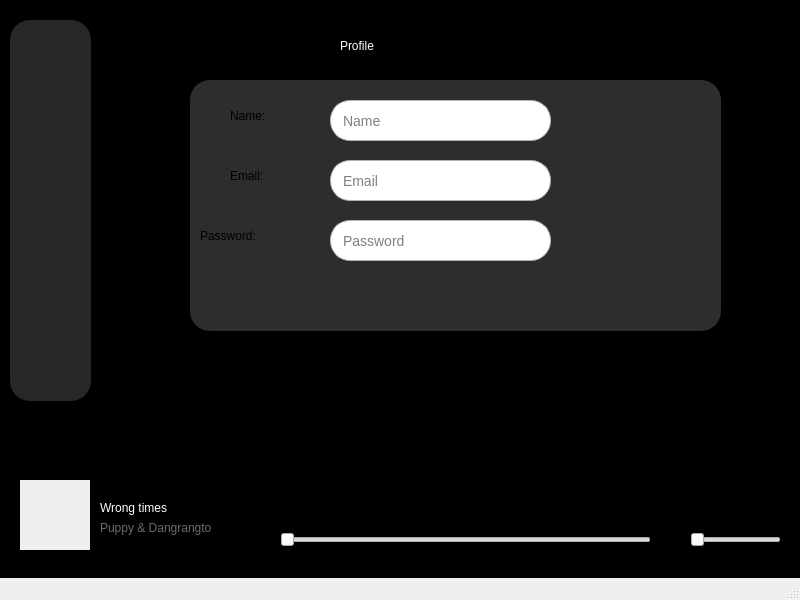
Qt form ui/home.ui (trihungdepzai/pythonapp) before a commit.
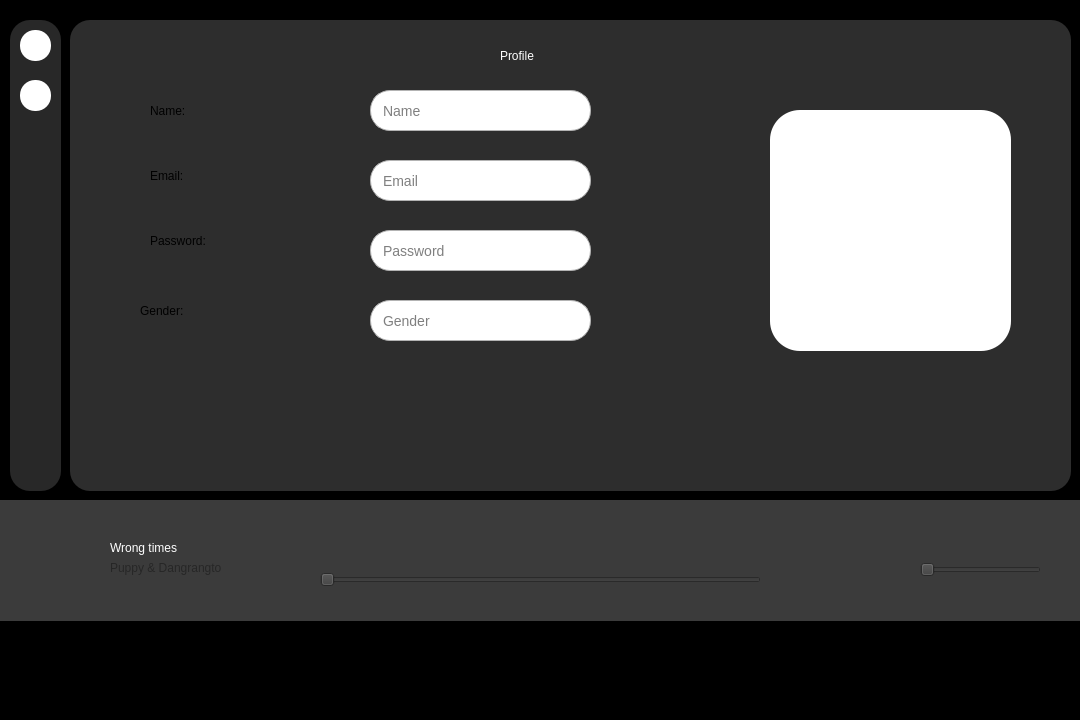
The same form after that commit. Icons and pictures are not drawn.

The edit to the form file:
```diff
--- a/ui/home.ui
+++ b/ui/home.ui
@@ -6,37 +6,25 @@
    <rect>
     <x>0</x>
     <y>0</y>
-    <width>800</width>
-    <height>600</height>
+    <width>1080</width>
+    <height>720</height>
    </rect>
   </property>
   <property name="windowTitle">
    <string>MainWindow</string>
   </property>
   <widget class="QWidget" name="centralwidget">
-   <widget class="QLabel" name="label">
-    <property name="geometry">
-     <rect>
-      <x>-10</x>
-      <y>0</y>
-      <width>831</width>
-      <height>581</height>
-     </rect>
-    </property>
-    <property name="styleSheet">
-     <string notr="true">background-color: rgb(0, 0, 0)</string>
-    </property>
-    <property name="text">
-     <string/>
-    </property>
-   </widget>
+   <property name="styleSheet">
+    <string notr="true">background-color: black;
+</string>
+   </property>
    <widget class="QStackedWidget" name="stackedWidget">
     <property name="geometry">
      <rect>
-      <x>150</x>
+      <x>70</x>
       <y>0</y>
-      <width>631</width>
-      <height>401</height>
+      <width>1011</width>
+      <height>491</height>
      </rect>
     </property>
     <property name="currentIndex">
@@ -46,14 +34,14 @@
      <widget class="QLabel" name="label_4">
       <property name="geometry">
        <rect>
-        <x>190</x>
-        <y>20</y>
+        <x>430</x>
+        <y>30</y>
         <width>151</width>
         <height>51</height>
        </rect>
       </property>
       <property name="styleSheet">
-       <string notr="true">
+       <string notr="true">background-color: none;
 font: 700 30pt &quot;Microsoft JhengHei UI&quot;;
 color: rgb(255, 255, 255)</string>
       </property>
@@ -64,8 +52,8 @@
      <widget class="QLineEdit" name="lineEdit">
       <property name="geometry">
        <rect>
-        <x>180</x>
-        <y>100</y>
+        <x>300</x>
+        <y>90</y>
         <width>221</width>
         <height>41</height>
        </rect>
@@ -87,13 +75,14 @@
       <property name="geometry">
        <rect>
         <x>80</x>
-        <y>70</y>
-        <width>131</width>
-        <height>91</height>
+        <y>90</y>
+        <width>111</width>
+        <height>41</height>
        </rect>
       </property>
       <property name="styleSheet">
-       <string notr="true">font: 14pt &quot;Segoe Print&quot;;</string>
+       <string notr="true">font: 14pt &quot;Segoe Print&quot;;
+background-color: none;</string>
       </property>
       <property name="text">
        <string>Name:</string>
@@ -109,7 +98,9 @@
        </rect>
       </property>
       <property name="styleSheet">
-       <string notr="true">font: 14pt &quot;Segoe Print&quot;;</string>
+       <string notr="true">font: 14pt &quot;Segoe Print&quot;;
+background-color: none;
+</string>
       </property>
       <property name="text">
        <string>Email:</string>
@@ -118,14 +109,16 @@
      <widget class="QLabel" name="label_7">
       <property name="geometry">
        <rect>
-        <x>50</x>
-        <y>190</y>
-        <width>131</width>
-        <height>91</height>
+        <x>80</x>
+        <y>220</y>
+        <width>111</width>
+        <height>41</height>
        </rect>
       </property>
       <property name="styleSheet">
-       <string notr="true">font: 14pt &quot;Segoe Print&quot;;</string>
+       <string notr="true">font: 14pt &quot;Segoe Print&quot;;
+background-color: none;
+</string>
       </property>
       <property name="text">
        <string>Password:</string>
@@ -134,7 +127,7 @@
      <widget class="QLineEdit" name="lineEdit_2">
       <property name="geometry">
        <rect>
-        <x>180</x>
+        <x>300</x>
         <y>160</y>
         <width>221</width>
         <height>41</height>
@@ -156,8 +149,8 @@
      <widget class="QLineEdit" name="lineEdit_3">
       <property name="geometry">
        <rect>
-        <x>180</x>
-        <y>220</y>
+        <x>300</x>
+        <y>230</y>
         <width>221</width>
         <height>41</height>
        </rect>
@@ -178,10 +171,10 @@
      <widget class="QLabel" name="label_8">
       <property name="geometry">
        <rect>
-        <x>40</x>
-        <y>80</y>
-        <width>531</width>
-        <height>251</height>
+        <x>0</x>
+        <y>20</y>
+        <width>1001</width>
+        <height>471</height>
        </rect>
       </property>
       <property name="styleSheet">
@@ -194,6 +187,74 @@
        <string/>
       </property>
      </widget>
+     <widget class="QPushButton" name="pushButton_6">
+      <property name="geometry">
+       <rect>
+        <x>700</x>
+        <y>110</y>
+        <width>241</width>
+        <height>241</height>
+       </rect>
+      </property>
+      <property name="styleSheet">
+       <string notr="true">border-radius: 30px;
+background: white;
+</string>
+      </property>
+      <property name="text">
+       <string/>
+      </property>
+      <property name="icon">
+       <iconset>
+        <normaloff>../img/user-solid.svg</normaloff>../img/user-solid.svg</iconset>
+      </property>
+      <property name="iconSize">
+       <size>
+        <width>100</width>
+        <height>100</height>
+       </size>
+      </property>
+     </widget>
+     <widget class="QLabel" name="label_12">
+      <property name="geometry">
+       <rect>
+        <x>70</x>
+        <y>290</y>
+        <width>111</width>
+        <height>41</height>
+       </rect>
+      </property>
+      <property name="styleSheet">
+       <string notr="true">font: 14pt &quot;Segoe Print&quot;;
+background-color: none;
+</string>
+      </property>
+      <property name="text">
+       <string>Gender:</string>
+      </property>
+     </widget>
+     <widget class="QLineEdit" name="lineEdit_4">
+      <property name="geometry">
+       <rect>
+        <x>300</x>
+        <y>300</y>
+        <width>221</width>
+        <height>41</height>
+       </rect>
+      </property>
+      <property name="styleSheet">
+       <string notr="true">width: 100%;
+  padding: 10px;
+  font-size: 14px;
+  border: 1px solid #B3B3B3; 
+  border-radius: 20px; 
+background-color: rgb(255, 255, 255);
+  color: rgb(0, 0, 0)</string>
+      </property>
+      <property name="placeholderText">
+       <string>Gender</string>
+      </property>
+     </widget>
      <zorder>label_8</zorder>
      <zorder>label_4</zorder>
      <zorder>lineEdit</zorder>
@@ -202,16 +263,130 @@
      <zorder>label_7</zorder>
      <zorder>lineEdit_2</zorder>
      <zorder>lineEdit_3</zorder>
+     <zorder>pushButton_6</zorder>
+     <zorder>label_12</zorder>
+     <zorder>lineEdit_4</zorder>
     </widget>
-    <widget class="QWidget" name="page_2"/>
+    <widget class="QWidget" name="page_2">
+     <widget class="QLabel" name="label_13">
+      <property name="geometry">
+       <rect>
+        <x>0</x>
+        <y>50</y>
+        <width>1001</width>
+        <height>441</height>
+       </rect>
+      </property>
+      <property name="styleSheet">
+       <string notr="true">background-color: rgb(45, 45, 45); /* Màu đen */
+    height: 50px; /* Chiều cao của thanh */
+    width: 100%; /* Chiều rộng của thanh */
+border-radius: 20px;</string>
+      </property>
+      <property name="text">
+       <string/>
+      </property>
+      <property name="scaledContents">
+       <bool>true</bool>
+      </property>
+      <property name="wordWrap">
+       <bool>false</bool>
+      </property>
+     </widget>
+     <widget class="QLineEdit" name="lineEdit_5">
+      <property name="geometry">
+       <rect>
+        <x>60</x>
+        <y>10</y>
+        <width>371</width>
+        <height>31</height>
+       </rect>
+      </property>
+      <property name="styleSheet">
+       <string notr="true">width: 100%;
+  padding: 10px;
+  font-size: 14px;
+  border: 1px solid #B3B3B3; 
+  border-radius: 15px; 
+  background-color: transparent;
+  color: rgb(0, 0, 0)</string>
+      </property>
+      <property name="frame">
+       <bool>true</bool>
+      </property>
+     </widget>
+     <widget class="QLabel" name="label">
+      <property name="geometry">
+       <rect>
+        <x>30</x>
+        <y>20</y>
+        <width>20</width>
+        <height>20</height>
+       </rect>
+      </property>
+      <property name="styleSheet">
+       <string notr="true">background: none;
+border: none;</string>
+      </property>
+      <property name="text">
+       <string/>
+      </property>
+      <property name="pixmap">
+       <pixmap>../img/magnifying-glass-solid.svg</pixmap>
+      </property>
+      <property name="scaledContents">
+       <bool>true</bool>
+      </property>
+     </widget>
+     <widget class="QLabel" name="label_3">
+      <property name="geometry">
+       <rect>
+        <x>20</x>
+        <y>60</y>
+        <width>211</width>
+        <height>41</height>
+       </rect>
+      </property>
+      <property name="styleSheet">
+       <string notr="true">border: none;
+background: none;
+font: 20pt &quot;Segoe Print&quot;;</string>
+      </property>
+      <property name="text">
+       <string>Popular Songs</string>
+      </property>
+     </widget>
+     <widget class="QLabel" name="label_14">
+      <property name="geometry">
+       <rect>
+        <x>50</x>
+        <y>130</y>
+        <width>141</width>
+        <height>151</height>
+       </rect>
+      </property>
+      <property name="styleSheet">
+       <string notr="true">border-radius: 20px;</string>
+      </property>
+      <property name="text">
+       <string/>
+      </property>
+      <property name="pixmap">
+       <pixmap>../img/unnamed.jpg</pixmap>
+      </property>
+      <property name="scaledContents">
+       <bool>true</bool>
+      </property>
+     </widget>
+    </widget>
    </widget>
    <widget class="QLabel" name="label_2">
     <property name="geometry">
      <rect>
       <x>10</x>
       <y>20</y>
-      <width>81</width>
-      <height>381</height>
+      <width>51</width>
+      <height>471</height>
      </rect>
     </property>
     <property name="styleSheet">
@@ -224,211 +399,250 @@
      <string/>
     </property>
    </widget>
-   <widget class="QLabel" name="label_3">
+   <widget class="QWidget" name="widget" native="true">
     <property name="geometry">
      <rect>
       <x>0</x>
-      <y>20</y>
-      <width>91</width>
-      <height>71</height>
+      <y>500</y>
+      <width>1081</width>
+      <height>121</height>
      </rect>
     </property>
-    <property name="autoFillBackground">
-     <bool>false</bool>
-    </property>
     <property name="styleSheet">
-     <string notr="true">background: none;
-   border: none;</string>
+     <string notr="true">background-color: rgb(59, 59, 59)</string>
     </property>
-    <property name="text">
-     <string/>
-    </property>
-    <property name="pixmap">
-     <pixmap>../../../../Downloads/user-icon-on-transparent-background-free-png-removebg-preview.png</pixmap>
-    </property>
+    <widget class="QLabel" name="label_9">
+     <property name="geometry">
+      <rect>
+       <x>30</x>
+       <y>30</y>
+       <width>70</width>
+       <height>70</height>
+      </rect>
+     </property>
+     <property name="autoFillBackground">
+      <bool>false</bool>
+     </property>
+     <property name="text">
+      <string/>
+     </property>
+     <property name="pixmap">
+      <pixmap>../img/ab67616d0000b27343076111d560c6aec19bac01.jpg</pixmap>
+     </property>
+     <property name="scaledContents">
+      <bool>true</bool>
+     </property>
+    </widget>
+    <widget class="QLabel" name="label_11">
+     <property name="geometry">
+      <rect>
+       <x>110</x>
+       <y>60</y>
+       <width>121</width>
+       <height>16</height>
+      </rect>
+     </property>
+     <property name="styleSheet">
+      <string notr="true">color: rgb(38, 38, 38)</string>
+     </property>
+     <property name="text">
+      <string>Puppy &amp; Dangrangto</string>
+     </property>
+    </widget>
+    <widget class="QLabel" name="label_10">
+     <property name="geometry">
+      <rect>
+       <x>110</x>
+       <y>40</y>
+       <width>91</width>
+       <height>16</height>
+      </rect>
+     </property>
+     <property name="styleSheet">
+      <string notr="true">color: rgb(255, 255, 255)</string>
+     </property>
+     <property name="text">
+      <string>Wrong times</string>
+     </property>
+    </widget>
+    <widget class="QPushButton" name="pushButton_4">
+     <property name="geometry">
+      <rect>
+       <x>180</x>
+       <y>40</y>
+       <width>80</width>
+       <height>24</height>
+      </rect>
+     </property>
+     <property name="styleSheet">
+      <string notr="true">border: none;
+background: none</string>
+     </property>
+     <property name="text">
+      <string/>
+     </property>
+     <property name="icon">
+      <iconset>
+       <normaloff>../img/heart-regular.svg</normaloff>../img/heart-regular.svg</iconset>
+     </property>
+    </widget>
+    <widget class="QPushButton" name="pushButton">
+     <property name="geometry">
+      <rect>
+       <x>500</x>
+       <y>10</y>
+       <width>101</width>
+       <height>81</height>
+      </rect>
+     </property>
+     <property name="styleSheet">
+      <string notr="true">border: none;
+background: none</string>
+     </property>
+     <property name="text">
+      <string/>
+     </property>
+     <property name="icon">
+      <iconset>
+       <normaloff>../img/circle-play-regular.svg</normaloff>../img/circle-play-regular.svg</iconset>
+     </property>
+     <property name="iconSize">
+      <size>
+       <width>32</width>
+       <height>32</height>
+      </size>
+     </property>
+    </widget>
+    <widget class="QPushButton" name="pushButton_2">
+     <property name="geometry">
+      <rect>
+       <x>420</x>
+       <y>40</y>
+       <width>80</width>
+       <height>24</height>
+      </rect>
+     </property>
+     <property name="styleSheet">
+      <string notr="true">border: none;
+background: none</string>
+     </property>
+     <property name="text">
+      <string/>
+     </property>
+     <property name="icon">
+      <iconset>
+       <normaloff>../img/backward-step-solid.svg</normaloff>../img/backward-step-solid.svg</iconset>
+     </property>
+    </widget>
+    <widget class="QPushButton" name="pushButton_3">
+     <property name="geometry">
+      <rect>
+       <x>610</x>
+       <y>40</y>
+       <width>80</width>
+       <height>24</height>
+      </rect>
+     </property>
+     <property name="styleSheet">
+      <string notr="true">border: none;
+background: none</string>
+     </property>
+     <property name="text">
+      <string/>
+     </property>
+     <property name="icon">
+      <iconset>
+       <normaloff>../img/forward-step-solid.svg</normaloff>../img/forward-step-solid.svg</iconset>
+     </property>
+    </widget>
+    <widget class="QPushButton" name="pushButton_5">
+     <property name="geometry">
+      <rect>
+       <x>850</x>
+       <y>60</y>
+       <width>80</width>
+       <height>24</height>
+      </rect>
+     </property>
+     <property name="styleSheet">
+      <string notr="true">border: none;
+background: none
+</string>
+     </property>
+     <property name="text">
+      <string/>
+     </property>
+     <property name="icon">
+      <iconset>
+       <normaloff>../img/volume-high-solid.svg</normaloff>../img/volume-high-solid.svg</iconset>
+     </property>
+    </widget>
+    <widget class="QSlider" name="horizontalSlider_2">
+     <property name="geometry">
+      <rect>
+       <x>920</x>
+       <y>60</y>
+       <width>121</width>
+       <height>20</height>
+      </rect>
+     </property>
+     <property name="orientation">
+      <enum>Qt::Orientation::Horizontal</enum>
+     </property>
+    </widget>
+    <widget class="QSlider" name="horizontalSlider">
+     <property name="geometry">
+      <rect>
+       <x>320</x>
+       <y>70</y>
+       <width>441</width>
+       <height>20</height>
+      </rect>
+     </property>
+     <property name="orientation">
+      <enum>Qt::Orientation::Horizontal</enum>
+     </property>
+    </widget>
    </widget>
-   <widget class="QSlider" name="horizontalSlider">
+   <widget class="QPushButton" name="pushButton_7">
     <property name="geometry">
      <rect>
-      <x>280</x>
-      <y>530</y>
-      <width>371</width>
-      <height>20</height>
+      <x>20</x>
+      <y>30</y>
+      <width>31</width>
+      <height>31</height>
      </rect>
     </property>
-    <property name="orientation">
-     <enum>Qt::Orientation::Horizontal</enum>
-    </property>
-   </widget>
-   <widget class="QPushButton" name="pushButton">
-    <property name="geometry">
-     <rect>
-      <x>420</x>
-      <y>470</y>
-      <width>101</width>
-      <height>81</height>
-     </rect>
-    </property>
     <property name="styleSheet">
-     <string notr="true">border: none;
-background: none</string>
+     <string notr="true">background: white;
+ border-radius: 15px</string>
     </property>
     <property name="text">
      <string/>
     </property>
     <property name="icon">
      <iconset>
-      <normaloff>../../../../Downloads/circle-play-regular (1).svg</normaloff>../../../../Downloads/circle-play-regular (1).svg</iconset>
+      <normaloff>../img/user-solid.svg</normaloff>../img/user-solid.svg</iconset>
     </property>
     <property name="iconSize">
      <size>
-      <width>32</width>
-      <height>32</height>
+      <width>16</width>
+      <height>16</height>
      </size>
     </property>
    </widget>
-   <widget class="QLabel" name="label_9">
+   <widget class="QPushButton" name="pushButton_8">
     <property name="geometry">
      <rect>
       <x>20</x>
-      <y>480</y>
-      <width>70</width>
-      <height>70</height>
+      <y>80</y>
+      <width>31</width>
+      <height>31</height>
      </rect>
     </property>
-    <property name="autoFillBackground">
-     <bool>true</bool>
-    </property>
-    <property name="text">
-     <string/>
-    </property>
-    <property name="pixmap">
-     <pixmap>../../../../Downloads/ab67616d0000b27343076111d560c6aec19bac01.jpg</pixmap>
-    </property>
-    <property name="scaledContents">
-     <bool>true</bool>
-    </property>
-   </widget>
-   <widget class="QPushButton" name="pushButton_2">
-    <property name="geometry">
-     <rect>
-      <x>380</x>
-      <y>500</y>
-      <width>80</width>
-      <height>24</height>
-     </rect>
-    </property>
     <property name="styleSheet">
-     <string notr="true">border: none;
-background: none</string>
-    </property>
-    <property name="text">
-     <string/>
-    </property>
-    <property name="icon">
-     <iconset>
-      <normaloff>../../../../Downloads/backward-step-solid.svg</normaloff>../../../../Downloads/backward-step-solid.svg</iconset>
-    </property>
-   </widget>
-   <widget class="QPushButton" name="pushButton_3">
-    <property name="geometry">
-     <rect>
-      <x>480</x>
-      <y>500</y>
-      <width>80</width>
-      <height>24</height>
-     </rect>
-    </property>
-    <property name="styleSheet">
-     <string notr="true">border: none;
-background: none</string>
-    </property>
-    <property name="text">
-     <string/>
-    </property>
-    <property name="icon">
-     <iconset>
-      <normaloff>../../../../Downloads/forward-step-solid.svg</normaloff>../../../../Downloads/forward-step-solid.svg</iconset>
-    </property>
-   </widget>
-   <widget class="QPushButton" name="pushButton_4">
-    <property name="geometry">
-     <rect>
-      <x>200</x>
-      <y>500</y>
-      <width>80</width>
-      <height>24</height>
-     </rect>
-    </property>
-    <property name="styleSheet">
-     <string notr="true">border: none;
-background: none</string>
-    </property>
-    <property name="text">
-     <string/>
-    </property>
-    <property name="icon">
-     <iconset>
-      <normaloff>../../../../Downloads/heart-regular.svg</normaloff>../../../../Downloads/heart-regular.svg</iconset>
-    </property>
-   </widget>
-   <widget class="QLabel" name="label_10">
-    <property name="geometry">
-     <rect>
-      <x>100</x>
-      <y>500</y>
-      <width>91</width>
-      <height>16</height>
-     </rect>
-    </property>
-    <property name="styleSheet">
-     <string notr="true">color: rgb(255, 255, 255)</string>
-    </property>
-    <property name="text">
-     <string>Wrong times</string>
-    </property>
-   </widget>
-   <widget class="QLabel" name="label_11">
-    <property name="geometry">
-     <rect>
-      <x>100</x>
-      <y>520</y>
-      <width>121</width>
-      <height>16</height>
-     </rect>
-    </property>
-    <property name="styleSheet">
-     <string notr="true">color: rgb(107, 107, 107)</string>
-    </property>
-    <property name="text">
-     <string>Puppy &amp; Dangrangto</string>
-    </property>
-   </widget>
-   <widget class="QSlider" name="horizontalSlider_2">
-    <property name="geometry">
-     <rect>
-      <x>690</x>
-      <y>530</y>
-      <width>91</width>
-      <height>20</height>
-     </rect>
-    </property>
-    <property name="orientation">
-     <enum>Qt::Orientation::Horizontal</enum>
-    </property>
-   </widget>
-   <widget class="QPushButton" name="pushButton_5">
-    <property name="geometry">
-     <rect>
-      <x>700</x>
-      <y>500</y>
-      <width>80</width>
-      <height>24</height>
-     </rect>
-    </property>
-    <property name="styleSheet">
-     <string notr="true">border: none;
-background: none
+     <string notr="true">background: white;
+ border-radius: 15px
 </string>
     </property>
     <property name="text">
@@ -436,7 +650,7 @@
     </property>
     <property name="icon">
      <iconset>
-      <normaloff>../../../../Downloads/volume-high-solid.svg</normaloff>../../../../Downloads/volume-high-solid.svg</iconset>
+      <normaloff>../img/house-solid.svg</normaloff>../img/house-solid.svg</iconset>
     </property>
    </widget>
   </widget>
@@ -445,12 +659,11 @@
     <rect>
      <x>0</x>
      <y>0</y>
-     <width>800</width>
+     <width>1080</width>
      <height>21</height>
     </rect>
    </property>
   </widget>
-  <widget class="QStatusBar" name="statusbar"/>
  </widget>
  <resources/>
  <connections/>
```
